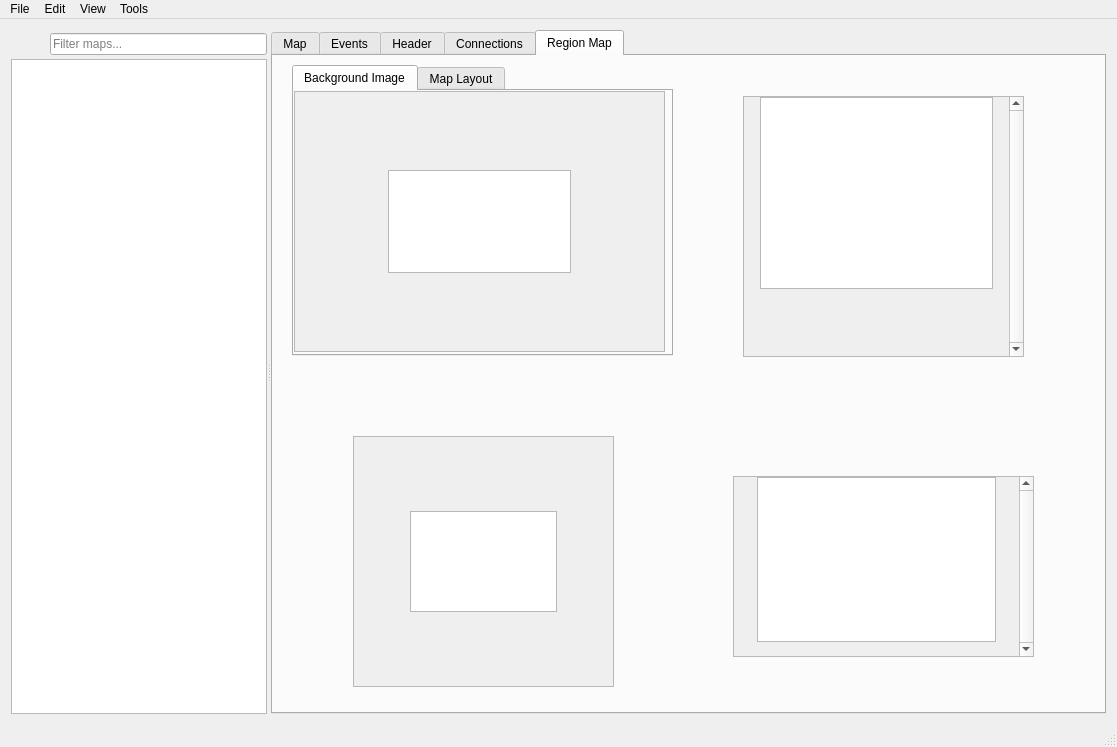
Qt form forms/mainwindow.ui (garakmon/porymap) before a commit.
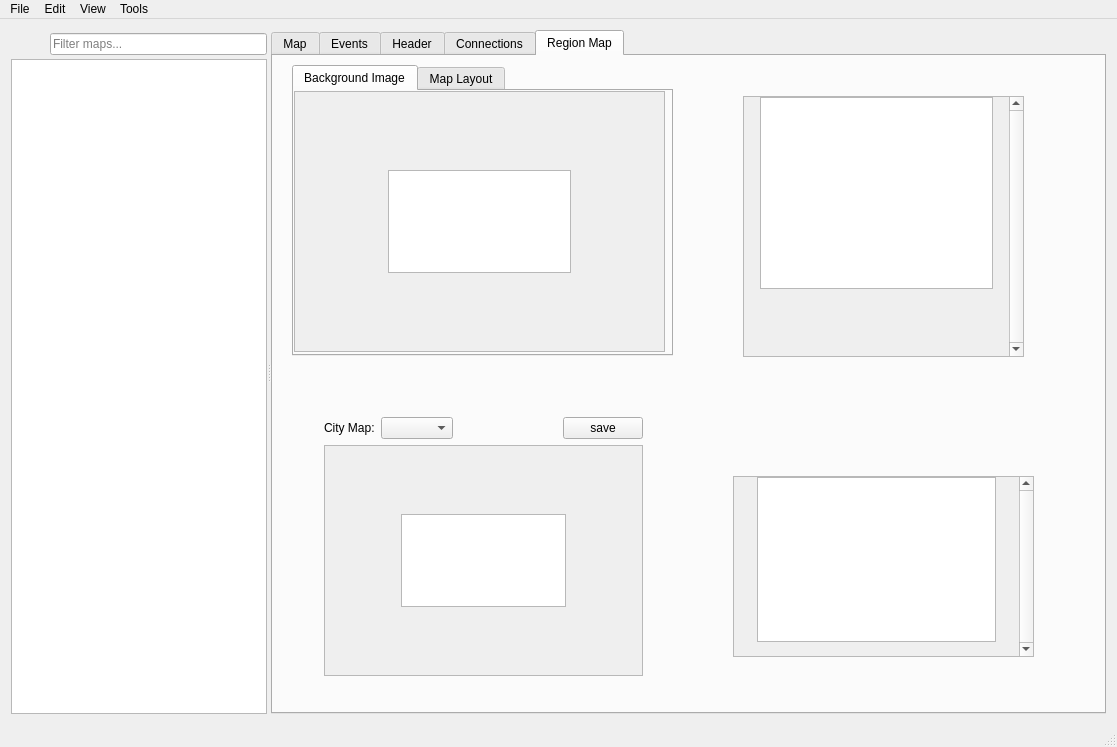
The same form after that commit. The open tabs and pages were chosen to show the change. Icons and pictures are not drawn. Custom widgets are drawn as their Qt base class.

Commit message: city map editor

Diff of the .ui file:
```diff
--- a/forms/mainwindow.ui
+++ b/forms/mainwindow.ui
@@ -2845,126 +2845,6 @@
           </widget>
          </widget>
         </widget>
-        <widget class="QScrollArea" name="scrollArea_City_Map">
-         <property name="geometry">
-          <rect>
-           <x>80</x>
-           <y>380</y>
-           <width>261</width>
-           <height>251</height>
-          </rect>
-         </property>
-         <property name="sizePolicy">
-          <sizepolicy hsizetype="Expanding" vsizetype="Expanding">
-           <horstretch>1</horstretch>
-           <verstretch>0</verstretch>
-          </sizepolicy>
-         </property>
-         <property name="widgetResizable">
-          <bool>true</bool>
-         </property>
-         <widget class="QWidget" name="scrollAreaWidgetContents_City_Map">
-          <property name="geometry">
-           <rect>
-            <x>0</x>
-            <y>0</y>
-            <width>259</width>
-            <height>249</height>
-           </rect>
-          </property>
-          <layout class="QGridLayout" name="gridLayout_20">
-           <property name="leftMargin">
-            <number>0</number>
-           </property>
-           <property name="topMargin">
-            <number>0</number>
-           </property>
-           <property name="rightMargin">
-            <number>0</number>
-           </property>
-           <property name="bottomMargin">
-            <number>0</number>
-           </property>
-           <property name="spacing">
-            <number>0</number>
-           </property>
-           <item row="1" column="1">
-            <widget class="QGraphicsView" name="graphicsView_City_Map">
-             <property name="sizePolicy">
-              <sizepolicy hsizetype="Expanding" vsizetype="Expanding">
-               <horstretch>0</horstretch>
-               <verstretch>0</verstretch>
-              </sizepolicy>
-             </property>
-             <property name="mouseTracking">
-              <bool>false</bool>
-             </property>
-             <property name="autoFillBackground">
-              <bool>false</bool>
-             </property>
-             <property name="sizeAdjustPolicy">
-              <enum>QAbstractScrollArea::AdjustIgnored</enum>
-             </property>
-             <property name="dragMode">
-              <enum>QGraphicsView::NoDrag</enum>
-             </property>
-            </widget>
-           </item>
-           <item row="1" column="0">
-            <spacer name="horizontalSpacer_CM_West">
-             <property name="orientation">
-              <enum>Qt::Horizontal</enum>
-             </property>
-             <property name="sizeHint" stdset="0">
-              <size>
-               <width>166</width>
-               <height>16</height>
-              </size>
-             </property>
-            </spacer>
-           </item>
-           <item row="2" column="1">
-            <spacer name="verticalSpacer_CM_South">
-             <property name="orientation">
-              <enum>Qt::Vertical</enum>
-             </property>
-             <property name="sizeHint" stdset="0">
-              <size>
-               <width>16</width>
-               <height>166</height>
-              </size>
-             </property>
-            </spacer>
-           </item>
-           <item row="1" column="2">
-            <spacer name="horizontalSpacer_CM_East">
-             <property name="orientation">
-              <enum>Qt::Horizontal</enum>
-             </property>
-             <property name="sizeHint" stdset="0">
-              <size>
-               <width>166</width>
-               <height>16</height>
-              </size>
-             </property>
-            </spacer>
-           </item>
-           <item row="0" column="1">
-            <spacer name="verticalSpacer_CM_North">
-             <property name="orientation">
-              <enum>Qt::Vertical</enum>
-             </property>
-             <property name="sizeHint" stdset="0">
-              <size>
-               <width>16</width>
-               <height>166</height>
-              </size>
-             </property>
-            </spacer>
-           </item>
-          </layout>
-         </widget>
-        </widget>
         <widget class="QStackedWidget" name="stackedWidget_RM_Options">
          <property name="geometry">
           <rect>
@@ -3239,6 +3119,166 @@
           </widget>
          </widget>
         </widget>
+        <widget class="QWidget" name="">
+         <property name="geometry">
+          <rect>
+           <x>40</x>
+           <y>350</y>
+           <width>341</width>
+           <height>281</height>
+          </rect>
+         </property>
+         <layout class="QVBoxLayout" name="verticalLayout_3">
+          <item>
+           <layout class="QHBoxLayout" name="horizontalLayout_8">
+            <item>
+             <widget class="QLabel" name="label">
+              <property name="text">
+               <string>City Map:</string>
+              </property>
+             </widget>
+            </item>
+            <item>
+             <widget class="QComboBox" name="comboBox_CityMap_picker"/>
+            </item>
+            <item>
+             <spacer name="horizontalSpacer_2">
+              <property name="orientation">
+               <enum>Qt::Horizontal</enum>
+              </property>
+              <property name="sizeHint" stdset="0">
+               <size>
+                <width>40</width>
+                <height>20</height>
+               </size>
+              </property>
+             </spacer>
+            </item>
+            <item>
+             <widget class="QPushButton" name="pushButton_CityMap_save">
+              <property name="text">
+               <string>save</string>
+              </property>
+             </widget>
+            </item>
+           </layout>
+          </item>
+          <item>
+           <widget class="QScrollArea" name="scrollArea_City_Map">
+            <property name="sizePolicy">
+             <sizepolicy hsizetype="Expanding" vsizetype="Expanding">
+              <horstretch>1</horstretch>
+              <verstretch>0</verstretch>
+             </sizepolicy>
+            </property>
+            <property name="widgetResizable">
+             <bool>true</bool>
+            </property>
+            <widget class="QWidget" name="scrollAreaWidgetContents_City_Map">
+             <property name="geometry">
+              <rect>
+               <x>0</x>
+               <y>0</y>
+               <width>337</width>
+               <height>235</height>
+              </rect>
+             </property>
+             <layout class="QGridLayout" name="gridLayout_20">
+              <property name="leftMargin">
+               <number>0</number>
+              </property>
+              <property name="topMargin">
+               <number>0</number>
+              </property>
+              <property name="rightMargin">
+               <number>0</number>
+              </property>
+              <property name="bottomMargin">
+               <number>0</number>
+              </property>
+              <property name="spacing">
+               <number>0</number>
+              </property>
+              <item row="1" column="1">
+               <widget class="QGraphicsView" name="graphicsView_City_Map">
+                <property name="sizePolicy">
+                 <sizepolicy hsizetype="Expanding" vsizetype="Expanding">
+                  <horstretch>0</horstretch>
+                  <verstretch>0</verstretch>
+                 </sizepolicy>
+                </property>
+                <property name="mouseTracking">
+                 <bool>false</bool>
+                </property>
+                <property name="autoFillBackground">
+                 <bool>false</bool>
+                </property>
+                <property name="sizeAdjustPolicy">
+                 <enum>QAbstractScrollArea::AdjustIgnored</enum>
+                </property>
+                <property name="dragMode">
+                 <enum>QGraphicsView::NoDrag</enum>
+                </property>
+               </widget>
+              </item>
+              <item row="1" column="0">
+               <spacer name="horizontalSpacer_CM_West">
+                <property name="orientation">
+                 <enum>Qt::Horizontal</enum>
+                </property>
+                <property name="sizeHint" stdset="0">
+                 <size>
+                  <width>166</width>
+                  <height>16</height>
+                 </size>
+                </property>
+               </spacer>
+              </item>
+              <item row="2" column="1">
+               <spacer name="verticalSpacer_CM_South">
+                <property name="orientation">
+                 <enum>Qt::Vertical</enum>
+                </property>
+                <property name="sizeHint" stdset="0">
+                 <size>
+                  <width>16</width>
+                  <height>166</height>
+                 </size>
+                </property>
+               </spacer>
+              </item>
+              <item row="1" column="2">
+               <spacer name="horizontalSpacer_CM_East">
+                <property name="orientation">
+                 <enum>Qt::Horizontal</enum>
+                </property>
+                <property name="sizeHint" stdset="0">
+                 <size>
+                  <width>166</width>
+                  <height>16</height>
+                 </size>
+                </property>
+               </spacer>
+              </item>
+              <item row="0" column="1">
+               <spacer name="verticalSpacer_CM_North">
+                <property name="orientation">
+                 <enum>Qt::Vertical</enum>
+                </property>
+                <property name="sizeHint" stdset="0">
+                 <size>
+                  <width>16</width>
+                  <height>166</height>
+                 </size>
+                </property>
+               </spacer>
+              </item>
+             </layout>
+            </widget>
+           </widget>
+          </item>
+         </layout>
+        </widget>
        </widget>
       </widget>
      </widget>
```
The commit also changes 7 other files.
